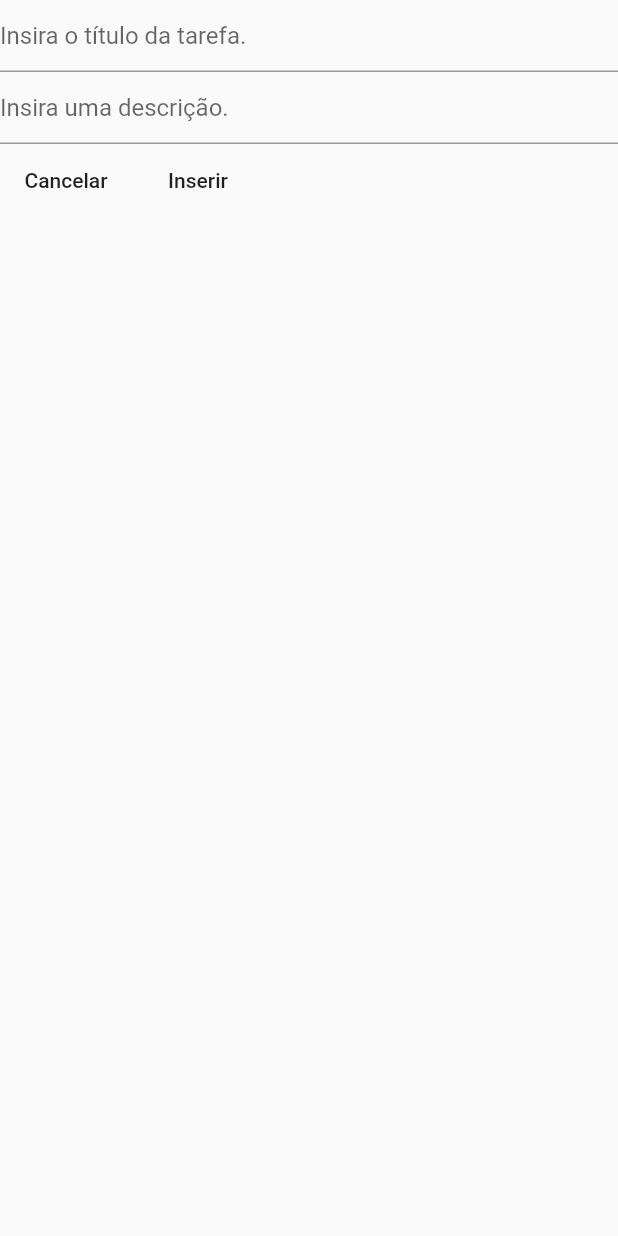
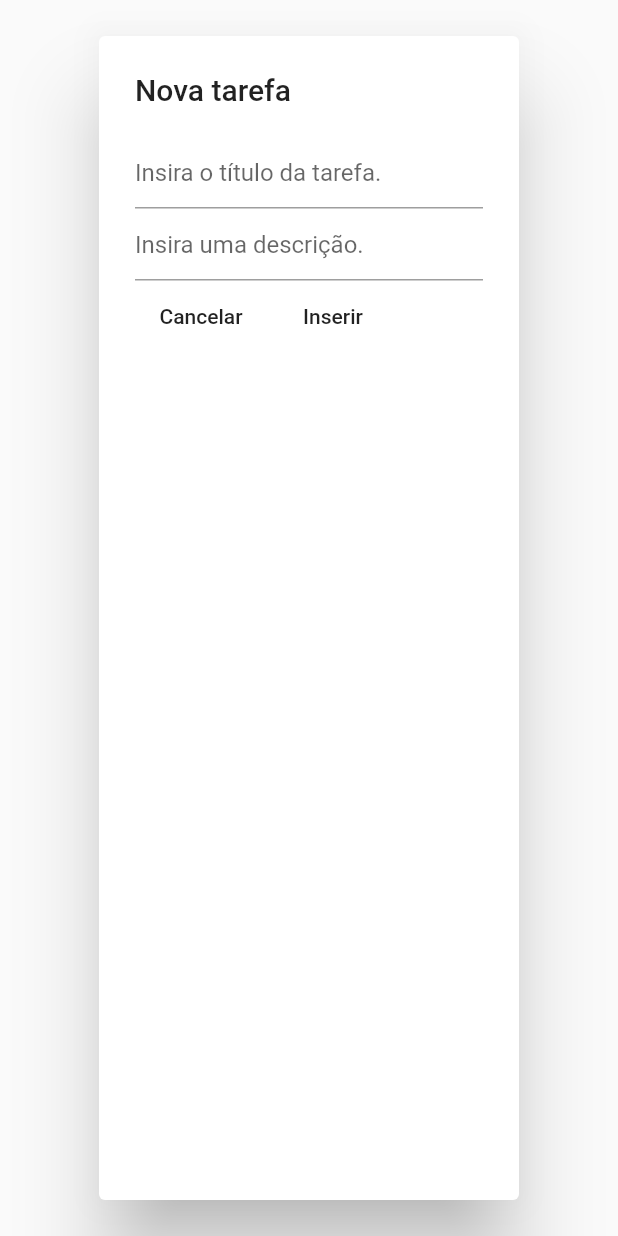
Before and after one commit to AndersonGuerra/todo_bloc, a Flutter app: the ToDoForm widget shown alone on an empty page, opened directly with empty values, on a phone screen of 412 x 824 dp. Run offline on Flutter 3.47's test engine with Material 2 defaults, Android fonts, the phone set to English and light mode, and no system bars.

Commit message:
ToDoForm mais separado

```diff
--- a/lib/screens/home.dart
+++ b/lib/screens/home.dart
@@ -24,10 +24,7 @@ class _HomeState extends State<Home> {
         child: Icon(Icons.add),
         onPressed: (){
           showDialog(context: context, builder: (context){
-            return AlertDialog(
-              title: Text("Nova tarefa"),
-              content: ToDoForm(toDoBloc),
-            );
+            return ToDoForm(toDoBloc);
           });
         },
       ),
--- a/lib/widgets/todo_form.dart
+++ b/lib/widgets/todo_form.dart
@@ -18,7 +18,9 @@ class ToDoForm extends StatelessWidget {
 
   @override
   Widget build(BuildContext context) {
-    return Form(
+    return AlertDialog(
+              title: Text("Nova tarefa"),
+              content: Form(
       key: _formKey,
       child: ListView(
         children: <Widget>[
@@ -59,6 +61,9 @@ class ToDoForm extends StatelessWidget {
           )
         ],
       ),
-    );
+    ),
+            );
+
+
   }
 }
```
